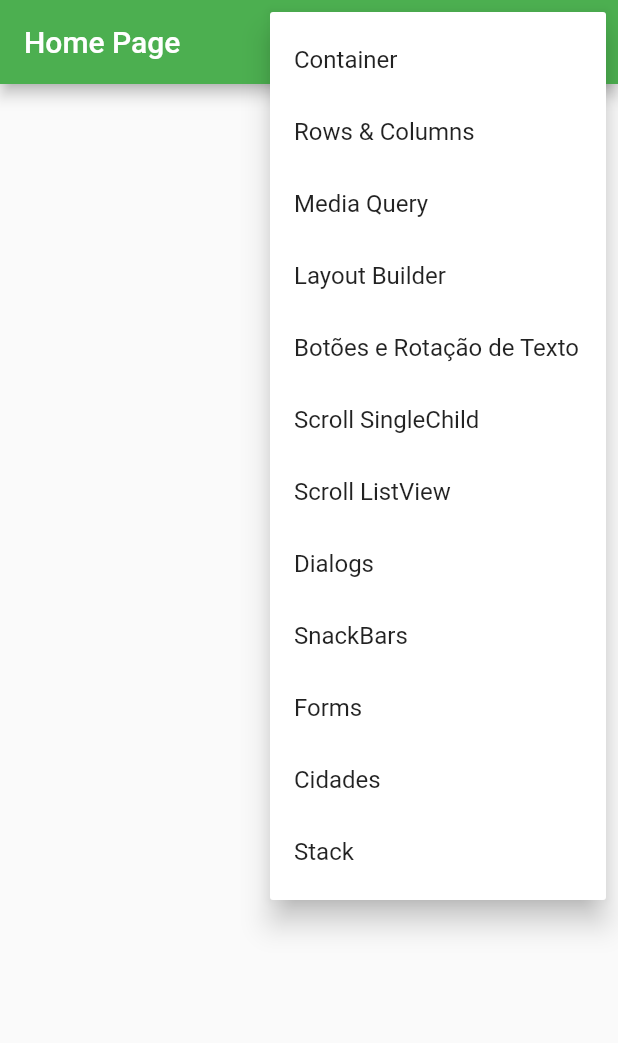
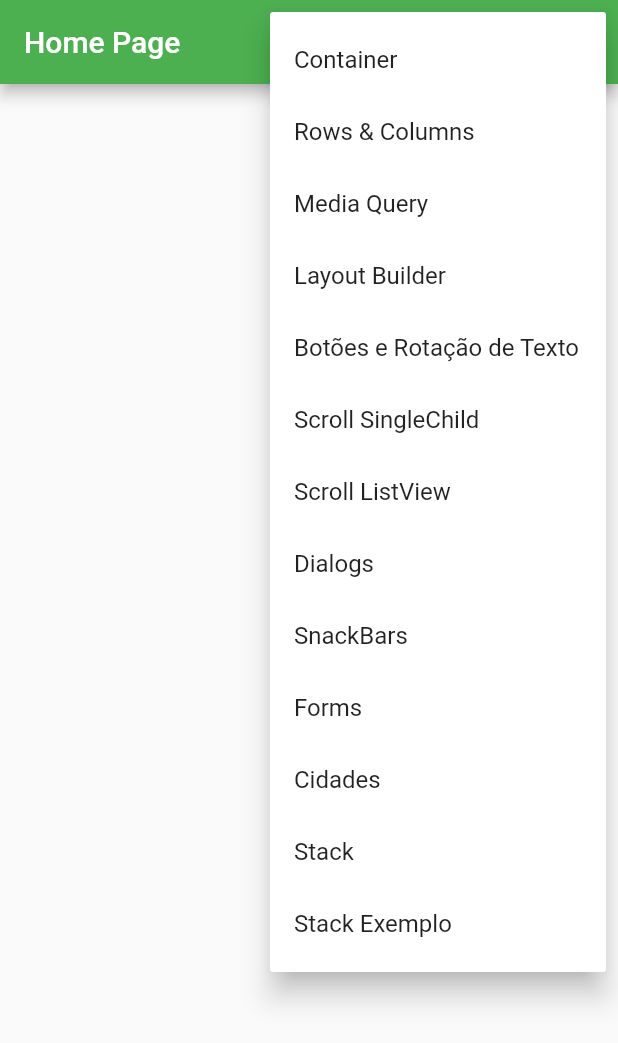
Before and after one commit to caneto/flutter_academiadoflutter, a Flutter app: the screen it shows after launch, after a tap on the "more vert" icon, on a phone screen of 412 x 824 dp. Shown: the top 1043 px of the screen. Run offline on Flutter 3.47's test engine with Material 2 defaults, Android fonts, the phone set to English and light mode, and no system bars; network calls fail.

Commit message:
Exemplo de uso do Stack

```diff
--- a/flutter_primeiro_projeto/lib/main.dart
+++ b/flutter_primeiro_projeto/lib/main.dart
@@ -14,6 +14,7 @@ import 'package:flutter_primeiro_projeto/pages/stack/stack_page.dart';
 
 import 'pages/media_query/media_query_page.dart';
 import 'pages/rows_columns/rows_columns_page.dart';
+import 'pages/stack/stack_page2.dart';
 
 //void main() => runApp(
 //  DevicePreview(
@@ -55,7 +56,8 @@ class MyApp extends StatelessWidget {
         '/snackbars': (_) => const SnackbarPage(),
         '/forms':(_) => const FormsPage(),
         '/cidades': (_) => const CidadesPage(),
-        '/stack': (_) => const StackPage()
+        '/stack': (_) => const StackPage(),
+        '/stack/stack2': (_) => const StackPage2(),
       },
     );
   }
--- a/flutter_primeiro_projeto/lib/pages/home/home_page.dart
+++ b/flutter_primeiro_projeto/lib/pages/home/home_page.dart
@@ -13,6 +13,7 @@ enum PopupMenuPages {
   forms,
   cidades,
   stack,
+  stack2,
 }
 
 class HomePage extends StatelessWidget {
@@ -63,6 +64,9 @@ class HomePage extends StatelessWidget {
                     break;
                   case PopupMenuPages.stack:
                     Navigator.of(context).pushNamed('/stack');
+                    break;
+                  case PopupMenuPages.stack2:
+                    Navigator.of(context).pushNamed('/stack/stack2');
                     break;
                 }
               },
@@ -115,6 +119,10 @@ class HomePage extends StatelessWidget {
                   const PopupMenuItem<PopupMenuPages>(
                     value: PopupMenuPages.stack,
                     child: Text('Stack'),
+                  ),
+                  const PopupMenuItem<PopupMenuPages>(
+                    value: PopupMenuPages.stack2,
+                    child: Text('Stack Exemplo'),
                   )
 
                 ];
```
Also changed, not shown: flutter_primeiro_projeto/lib/pages/stack/stack_page2.dart (added, +57 -0 lines).
